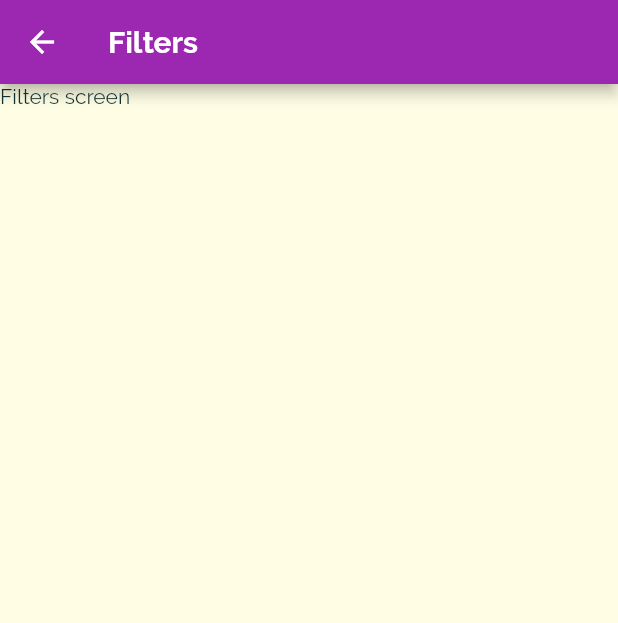
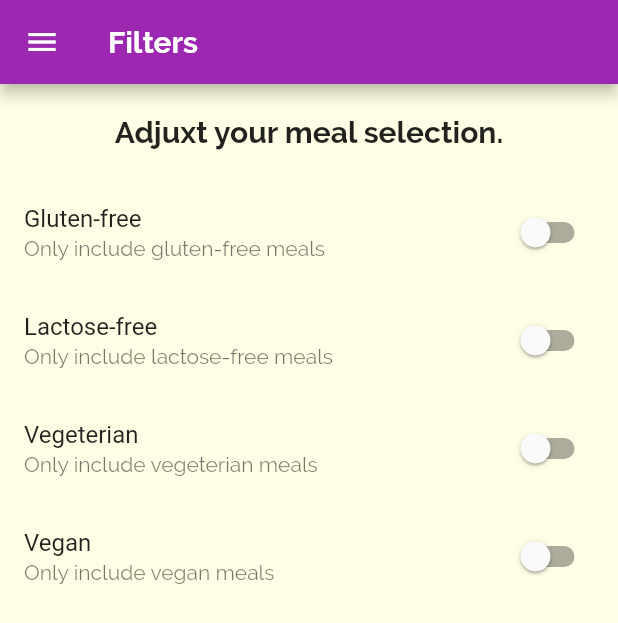
Before and after one commit to olgatim/meals-app-test, a Flutter app: the FiltersScreen screen opened by its route, on a phone screen of 412 x 824 dp. Shown: the top 623 px of the screen. Run offline on Flutter 3.47's test engine with Material 2 defaults, Android fonts, the phone set to English and light mode, and no system bars.

Commit message:
Add filter switches

```diff
--- a/lib/screens/filters_screen.dart
+++ b/lib/screens/filters_screen.dart
@@ -1,9 +1,30 @@
 import 'package:flutter/material.dart';
+import '../widgets/main_drawer.dart';
 
-class FiltersScreen extends StatelessWidget {
+class FiltersScreen extends StatefulWidget {
   const FiltersScreen({super.key});
 
   static const routeName = '/filters';
+
+  @override
+  State<FiltersScreen> createState() => _FiltersScreenState();
+}
+
+class _FiltersScreenState extends State<FiltersScreen> {
+  bool _glutenFree = false;
+  bool _vegeterian = false;
+  bool _vegan = false;
+  bool _lactoseFree = false;
+
+  Widget _buildSwitchListTile(
+      String title, String subtitle, bool currenValue, var updateValue) {
+    return SwitchListTile(
+      value: currenValue,
+      onChanged: updateValue,
+      title: Text(title),
+      subtitle: Text(subtitle),
+    );
+  }
 
   @override
   Widget build(BuildContext context) {
@@ -11,7 +32,47 @@ class FiltersScreen extends StatelessWidget {
       appBar: AppBar(
         title: Text('Filters'),
       ),
-      body: Text('Filters screen'),
+      drawer: MainDrawer(),
+      body: Column(
+        children: [
+          Container(
+            padding: const EdgeInsets.all(20),
+            child: Text('Adjuxt your meal selection.',
+                style: Theme.of(context).textTheme.titleLarge),
+          ),
+          Expanded(
+              child: ListView(
+            children: [
+              _buildSwitchListTile(
+                  'Gluten-free', 'Only include gluten-free meals', _glutenFree,
+                  (newValue) {
+                setState(() {
+                  _glutenFree = newValue;
+                });
+              }),
+              _buildSwitchListTile('Lactose-free',
+                  'Only include lactose-free meals', _lactoseFree, (newValue) {
+                setState(() {
+                  _lactoseFree = newValue;
+                });
+              }),
+              _buildSwitchListTile(
+                  'Vegeterian', 'Only include vegeterian meals', _vegeterian,
+                  (newValue) {
+                setState(() {
+                  _vegeterian = newValue;
+                });
+              }),
+              _buildSwitchListTile('Vegan', 'Only include vegan meals', _vegan,
+                  (newValue) {
+                setState(() {
+                  _vegan = newValue;
+                });
+              })
+            ],
+          ))
+        ],
+      ),
     );
   }
 }
--- a/lib/screens/meal_detail_screen.dart
+++ b/lib/screens/meal_detail_screen.dart
@@ -153,6 +153,12 @@ class MealDetailScreen extends StatelessWidget {
           ],
         ),
       ),
+      floatingActionButton: FloatingActionButton(
+        onPressed: () {
+          Navigator.of(context).pop(mealId);
+        },
+        child: Icon(Icons.delete_rounded),
+      ),
     );
   }
 }
--- a/lib/widgets/main_drawer.dart
+++ b/lib/widgets/main_drawer.dart
@@ -44,10 +44,10 @@ class MainDrawer extends StatelessWidget {
             height: 20,
           ),
           buildListTile('Meals', Icons.restaurant, () {
-            Navigator.of(context).pushNamed('/');
+            Navigator.of(context).pushReplacementNamed('/');
           }),
           buildListTile('Filters', Icons.filter_alt_rounded, () {
-            Navigator.of(context).pushNamed(FiltersScreen.routeName);
+            Navigator.of(context).pushReplacementNamed(FiltersScreen.routeName);
           })
         ],
       ),
```
Also changed, not shown: lib/screens/category_meals_screen.dart (+58 -16 lines), lib/widgets/meal_item.dart (+8 -2 lines).
